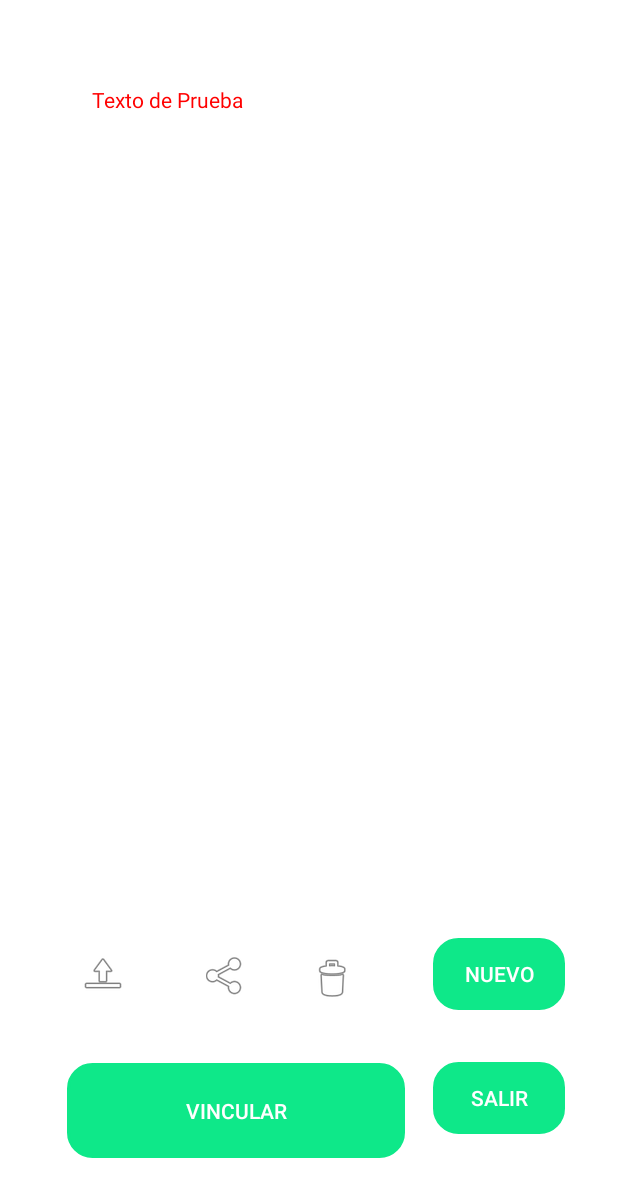
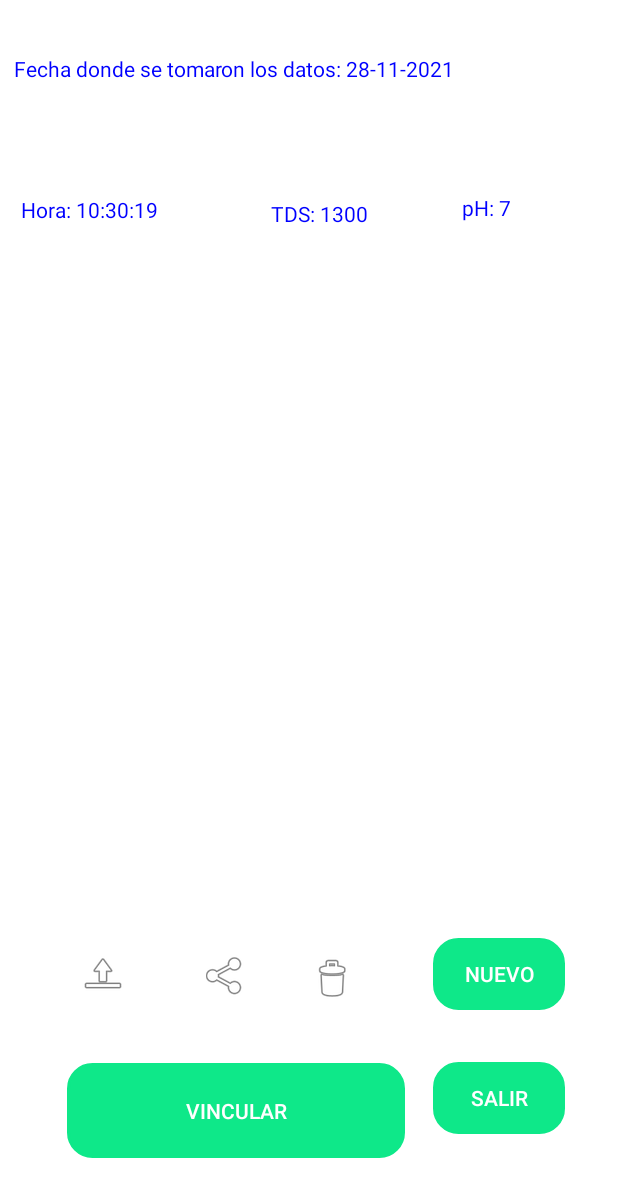
Before and after one commit to andresxvalencia/SmartGreen, an Android app: the mostrarDatos screen opened directly, with no data from a screen before it, after a tap on "NUEVO", on a phone screen of 412 x 824 dp. Shown: the top 1197 px of the screen. Run offline under Robolectric (Android 15) with nearby library versions, the phone set to English and light mode, and no system bars; our stand-ins replace Firebase (no records; nobody signed in at launch, a user with empty details on screens opened directly).

Commit message:
"Actualización Database: Fecha y Hora"

```diff
--- a/app/src/main/java/com/ingeco/smartgreen/mostrarDatos.kt
+++ b/app/src/main/java/com/ingeco/smartgreen/mostrarDatos.kt
@@ -12,6 +12,7 @@ import android.util.Log
 import android.widget.Button
 import android.widget.TextView
 import androidx.appcompat.app.AppCompatActivity
+import com.google.android.gms.common.util.Strings
 import com.google.firebase.auth.FirebaseAuth
 import com.google.firebase.database.DatabaseReference
 import com.google.firebase.database.ktx.database
@@ -26,6 +27,10 @@ import java.util.*
 import java.util.UUID.randomUUID
 import org.json.JSONObject
 import org.json.JSONException
+import java.lang.reflect.Array.get
+
+
+
 
 
 
@@ -61,9 +66,10 @@ class mostrarDatos : AppCompatActivity() {
 
     private fun visualizarDatos(){
 
-        val Texto = findViewById(R.id.Datos) as TextView
+        /** val Texto = findViewById(R.id.Datos) as TextView
         Texto.setText("Texto de Prueba");
         Texto.setTextColor(Color.RED);
+        */
 
     }
 
@@ -72,20 +78,54 @@ class mostrarDatos : AppCompatActivity() {
 
         btnNuevoValor.setOnClickListener {
 
+            val cal = Calendar.getInstance()
+
+            val day: String = Integer.toString(cal.get(Calendar.DAY_OF_MONTH))
+            val month: String = Integer.toString(cal.get(Calendar.MONTH)+1)
+            val year: String = Integer.toString(cal.get(Calendar.YEAR))
+
+            val hour: String = Integer.toString(cal.get(Calendar.HOUR_OF_DAY))
+            val minute: String = Integer.toString(cal.get(Calendar.MINUTE))
+            val second: String = Integer.toString(cal.get(Calendar.SECOND))
+
+            val date: String = day + "-" + month + "-" + year
+
+            val time: String = hour + ":" + minute + ":" + second
+
+            val setDate: String = date + "/" + time
 
             val database = Firebase.database
-            val hora: String = getDateInstance().format(Date())
-            val dateValue = database.getReference("Nov 19 2021")
+            val dateValue = database.getReference(setDate)
 
-
-            data class Data(val Time: String? = null, val TDS: String? = null, val pH: String?) {
+            data class Data( val TDS: String? = null, val pH: String?) {
                 // Null default values create a no-argument default constructor, which is needed
                 // for deserialization from a DataSnapshot.
             }
 
-            val newData = Data(hora,"1300","7")
+            val TDS: String = "1300"
+            val pH: String = "7"
+
+
+
+            val newData = Data(TDS,pH)
 
             dateValue.setValue(newData)
+
+            val TextDate = findViewById(R.id.Fecha) as TextView
+            TextDate.setText("Fecha donde se tomaron los datos: " + date);
+            TextDate.setTextColor(Color.BLUE);
+
+            val TextTime = findViewById(R.id.Hora) as TextView
+            TextTime.setText("Hora: " + time);
+            TextTime.setTextColor(Color.BLUE);
+
+            val TextTDS = findViewById(R.id.TDS) as TextView
+            TextTDS.setText("TDS: " + TDS);
+            TextTDS.setTextColor(Color.BLUE);
+
+            val TextpH = findViewById(R.id.pH) as TextView
+            TextpH.setText("pH: " + pH);
+            TextpH.setTextColor(Color.BLUE);
 
         }
 
--- a/app/src/main/res/layout/activity_mostrar_datos.xml
+++ b/app/src/main/res/layout/activity_mostrar_datos.xml
@@ -91,15 +91,16 @@
         app:srcCompat="@android:drawable/ic_menu_delete" />
 
     <TextView
-        android:id="@+id/Datos"
-        android:layout_width="289dp"
-        android:layout_height="50dp"
+        android:id="@+id/Fecha"
+        android:layout_width="377dp"
+        android:layout_height="41dp"
         android:text="Prueba"
         app:layout_constraintBottom_toBottomOf="parent"
         app:layout_constraintEnd_toEndOf="parent"
+        app:layout_constraintHorizontal_bias="0.278"
         app:layout_constraintStart_toStartOf="parent"
         app:layout_constraintTop_toTopOf="parent"
-        app:layout_constraintVertical_bias="0.073" />
+        app:layout_constraintVertical_bias="0.046" />
 
     <TextView
         android:id="@+id/deviceName"
@@ -111,7 +112,7 @@
         app:layout_constraintHorizontal_bias="0.206"
         app:layout_constraintStart_toStartOf="parent"
         app:layout_constraintTop_toTopOf="parent"
-        app:layout_constraintVertical_bias="0.194" />
+        app:layout_constraintVertical_bias="0.705" />
 
     <TextView
         android:id="@+id/deviceAddress"
@@ -123,5 +124,41 @@
         app:layout_constraintHorizontal_bias="0.808"
         app:layout_constraintStart_toStartOf="parent"
         app:layout_constraintTop_toTopOf="parent"
-        app:layout_constraintVertical_bias="0.194" />
+        app:layout_constraintVertical_bias="0.705" />
+
+    <TextView
+        android:id="@+id/Hora"
+        android:layout_width="124dp"
+        android:layout_height="38dp"
+        android:text="TextView"
+        app:layout_constraintBottom_toBottomOf="parent"
+        app:layout_constraintEnd_toEndOf="parent"
+        app:layout_constraintHorizontal_bias="0.048"
+        app:layout_constraintStart_toStartOf="parent"
+        app:layout_constraintTop_toTopOf="parent"
+        app:layout_constraintVertical_bias="0.165" />
+
+    <TextView
+        android:id="@+id/TDS"
+        android:layout_width="78dp"
+        android:layout_height="35dp"
+        android:text="TextView"
+        app:layout_constraintBottom_toBottomOf="parent"
+        app:layout_constraintEnd_toEndOf="parent"
+        app:layout_constraintHorizontal_bias="0.54"
+        app:layout_constraintStart_toStartOf="parent"
+        app:layout_constraintTop_toTopOf="parent"
+        app:layout_constraintVertical_bias="0.168" />
+
+    <TextView
+        android:id="@+id/pH"
+        android:layout_width="80dp"
+        android:layout_height="35dp"
+        android:text="TextView"
+        app:layout_constraintBottom_toBottomOf="parent"
+        app:layout_constraintEnd_toEndOf="parent"
+        app:layout_constraintHorizontal_bias="0.927"
+        app:layout_constraintStart_toStartOf="parent"
+        app:layout_constraintTop_toTopOf="parent"
+        app:layout_constraintVertical_bias="0.163" />
 </androidx.constraintlayout.widget.ConstraintLayout>
```
